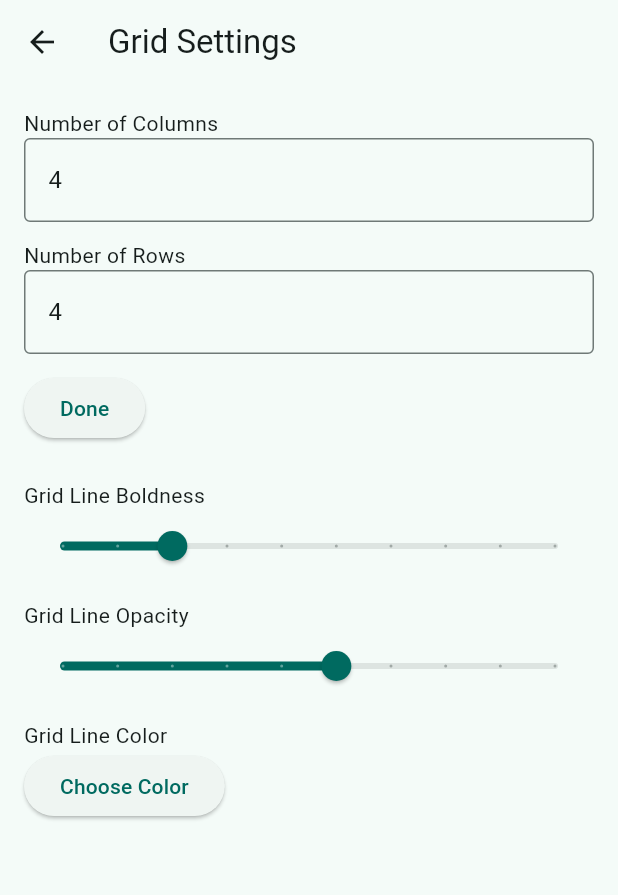
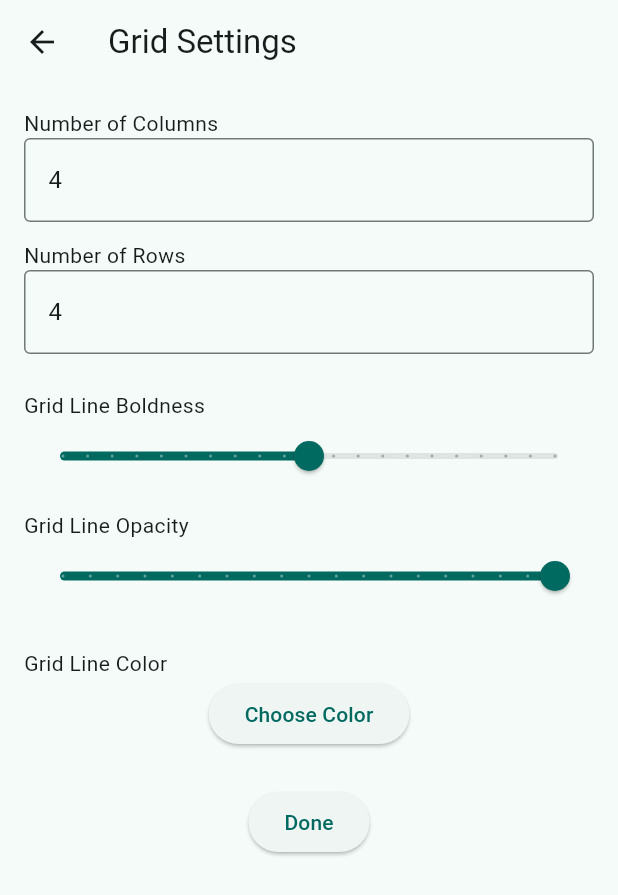
Before and after one commit to Qing117/gridder, a Flutter app: the screen it shows after launch, after a tap on "Go to Grid Settings", on a phone screen of 412 x 824 dp. Shown: the top 895 px of the screen. Run offline on Flutter 3.47's test engine with Material 3 defaults, Android fonts, the phone set to English and light mode, and no system bars; our stand-ins replace flutter_colorpicker, gallery_saver, image_picker.

Commit message:
Make sliders responsive, increase grid boldness range, polish UI
git push --force

```diff
--- a/lib/grid_settings_page.dart
+++ b/lib/grid_settings_page.dart
@@ -1,7 +1,7 @@
 import 'package:flutter/material.dart';
 import 'package:flutter_colorpicker/flutter_colorpicker.dart';
 
-class GridSettingsPage extends StatelessWidget {
+class GridSettingsPage extends StatefulWidget {
   final TextEditingController rowController;
   final TextEditingController colController;
   final double strokeWidth;
@@ -26,6 +26,23 @@ class GridSettingsPage extends StatelessWidget {
   });
 
   @override
+  State<GridSettingsPage> createState() => _GridSettingsPageState();
+}
+
+class _GridSettingsPageState extends State<GridSettingsPage> {
+  late double _localStrokeWidth;
+  late double _localOpacity;
+  late Color _localColor;
+
+  @override
+  void initState() {
+    super.initState();
+    _localStrokeWidth = widget.strokeWidth;
+    _localOpacity = widget.opacity;
+    _localColor = widget.gridColor;
+  }
+
+  @override
   Widget build(BuildContext context) {
     return Scaffold(
       appBar: AppBar(title: const Text('Grid Settings')),
@@ -37,7 +54,7 @@ class GridSettingsPage extends StatelessWidget {
             children: [
               const Text('Number of Columns'),
               TextField(
-                controller: colController,
+                controller: widget.colController,
                 keyboardType: TextInputType.number,
                 decoration: const InputDecoration(
                   border: OutlineInputBorder(),
@@ -45,51 +62,49 @@ class GridSettingsPage extends StatelessWidget {
                 ),
               ),
               const SizedBox(height: 12),
-
               const Text('Number of Rows'),
               TextField(
-                controller: rowController,
+                controller: widget.rowController,
                 keyboardType: TextInputType.number,
                 decoration: const InputDecoration(
                   border: OutlineInputBorder(),
                   hintText: 'Enter number of rows',
                 ),
               ),
+              const SizedBox(height: 24),
+              const Text('Grid Line Boldness'),
+              Slider(
+                value: _localStrokeWidth,
+                min: 1.0,
+                max: 30.0,
+                divisions: 20,
+                label: _localStrokeWidth.toStringAsFixed(1),
+                onChanged: (value) {
+                  setState(() {
+                    _localStrokeWidth = value;
+                  });
+                  widget.onStrokeChanged(value);
+                },
+              ),
               const SizedBox(height: 12),
-
-              ElevatedButton(
-                onPressed: () {
-                  onApply();
-                  Navigator.pop(context);
+              const Text('Grid Line Opacity'),
+              Slider(
+                value: _localOpacity,
+                min: 0.1,
+                max: 1.0,
+                divisions: 18,
+                label: _localOpacity.toStringAsFixed(1),
+                onChanged: (value) {
+                  setState(() {
+                    _localOpacity = value;
+                  });
+                  widget.onOpacityChanged(value);
                 },
-                child: const Text('Done'),
               ),
               const SizedBox(height: 24),
-
-              const Text('Grid Line Boldness'),
-              Slider(
-                value: strokeWidth,
-                min: 0.5,
-                max: 5.0,
-                divisions: 9,
-                label: strokeWidth.toStringAsFixed(1),
-                onChanged: onStrokeChanged,
-              ),
-              const SizedBox(height: 12),
-
-              const Text('Grid Line Opacity'),
-              Slider(
-                value: opacity,
-                min: 0.1,
-                max: 1.0,
-                divisions: 9,
-                label: opacity.toStringAsFixed(1),
-                onChanged: onOpacityChanged,
-              ),
-              const SizedBox(height: 12),
-
               const Text('Grid Line Color'),
-              ElevatedButton(
+              Center(
+                child: ElevatedButton(
                   onPressed: () {
                     showDialog(
                       context: context,
@@ -97,8 +112,10 @@ class GridSettingsPage extends StatelessWidget {
                         return AlertDialog(
                           title: const Text("Pick Grid Color"),
                           content: SingleChildScrollView(
-                          child: BlockPicker(
-                            pickerColor: gridColor,
+                            child: Column(
+                              children: [
+                                BlockPicker(
+                                  pickerColor: _localColor,
                                   availableColors: const [
                                     Colors.yellow,
                                     Colors.orange,
@@ -113,12 +130,20 @@ class GridSettingsPage extends StatelessWidget {
                                     Colors.black,
                                     Colors.white,
                                   ],
-                            onColorChanged: onColorChanged,
+                                  onColorChanged: (color) {
+                                    setState(() {
+                                      _localColor = color;
+                                    });
+                                    widget.onColorChanged(color);
+                                  },
+                                ),
+                              ],
                             ),
                           ),
                           actions: [
                             TextButton(
-                            onPressed: () => Navigator.of(context).pop(),
+                              onPressed: () =>
+                                  Navigator.of(context).pop(),
                               child: const Text('Close'),
                             ),
                           ],
@@ -128,6 +153,17 @@ class GridSettingsPage extends StatelessWidget {
                   },
                   child: const Text("Choose Color"),
                 ),
+              ),
+              const SizedBox(height: 24),
+              Center(
+                child: ElevatedButton(
+                  onPressed: () {
+                    widget.onApply();
+                    Navigator.pop(context);
+                  },
+                  child: const Text('Done'),
+                ),
+              ),
             ],
           ),
         ),
--- a/lib/main.dart
+++ b/lib/main.dart
@@ -48,8 +48,8 @@
   final GlobalKey _globalKey = GlobalKey();
 
   Color _gridColor = Colors.yellow;
-  double _gridOpacity = 0.6;
-  double _gridStrokeWidth = 1.5;
+  double _gridOpacity = 1.0;
+  double _gridStrokeWidth = 15.0;
 
   @override
   void initState() {
```
Also changed, not shown: 2 other files. Lines whose indentation alone changed are shown as unchanged.
